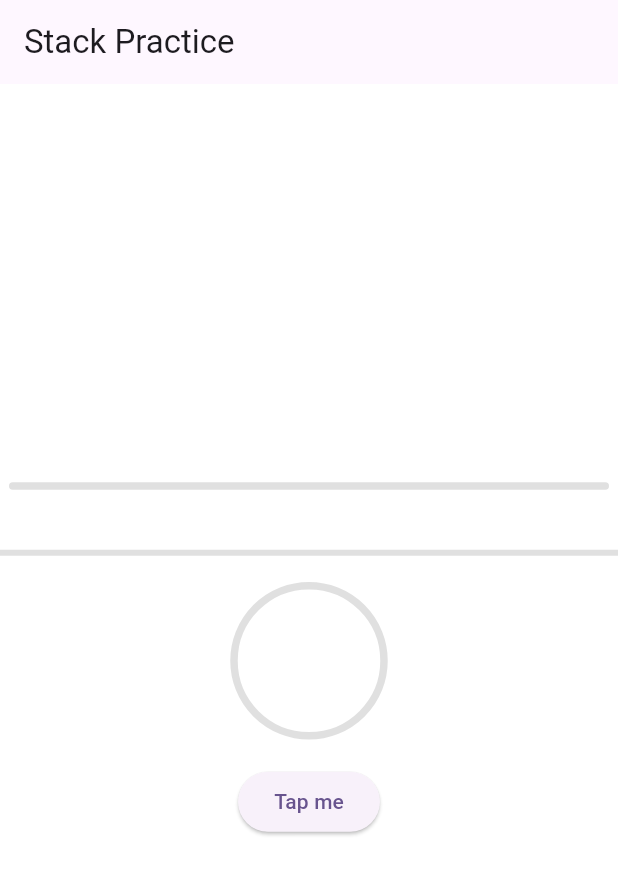
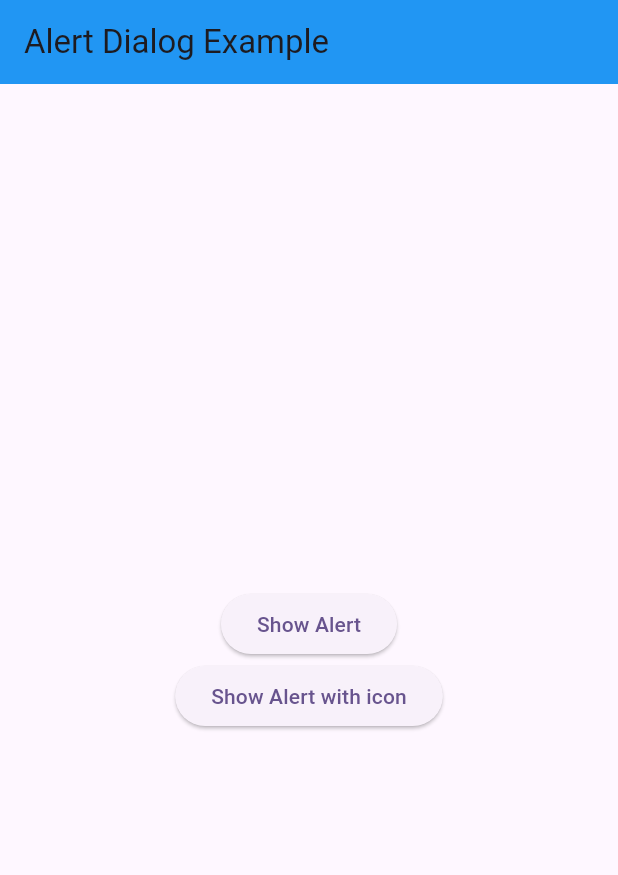
Before and after one commit to Raihan-iOS/Flutter_practice, a Flutter app: the screen it shows after launch, on a phone screen of 412 x 824 dp. Shown: the top 875 px of the screen. Run offline on Flutter 3.47's test engine with Material 3 defaults, Android fonts, the phone set to English and light mode, and no system bars.

Commit message:
module 9

```diff
--- a/lib/main.dart
+++ b/lib/main.dart
@@ -1,5 +1,6 @@
 import 'package:flutter/material.dart';
 import 'package:widget_app_structure/myApp.dart';
+import 'package:flutter/cupertino.dart';
 
 void main() {
   runApp(const MyApp());
--- /dev/null
+++ b/lib/module_9/alert.dart
@@ -0,0 +1,87 @@
+import 'package:flutter/material.dart';
+
+class Alert extends StatelessWidget {
+  const Alert({super.key});
+
+  @override
+  Widget build(BuildContext context) {
+    void showAlertDialog() {
+      showDialog(
+        context: context,
+        builder:
+            (context) => AlertDialog(
+              title: const Text('Alert Dialog'),
+              content: const Text('This is an alert dialog'),
+              actions: [
+                TextButton(
+                  onPressed: () {
+                    Navigator.pop(context);
+                  },
+                  child: const Text('Cancel'),
+                ),
+                ElevatedButton(
+                  style: ElevatedButton.styleFrom(backgroundColor: Colors.blue),
+                  onPressed: () {
+                    Navigator.pop(context);
+                  },
+                  child: const Text('OK'),
+                ),
+              ],
+            ),
+      );
+    }
+
+    void showAlertDialogWithIcon() {
+      showDialog(
+        context: context,
+        builder:
+            (context) => AlertDialog(
+              title: const Text('Alert Dialog'),
+              icon: const Icon(Icons.warning, color: Colors.red),
+              content: const Text('This is an alert dialog'),
+              actions: [
+                TextButton(
+                  onPressed: () {
+                    Navigator.pop(context);
+                  },
+                  child: const Text('Cancel'),
+                ),
+                ElevatedButton(
+                  style: ElevatedButton.styleFrom(backgroundColor: Colors.blue),
+                  onPressed: () {
+                    Navigator.pop(context);
+                  },
+                  child: const Text('OK'),
+                ),
+              ],
+            ),
+      );
+    }
+
+    return Scaffold(
+      appBar: AppBar(
+        title: const Text('Alert Dialog Example'),
+        backgroundColor: Colors.blue,
+      ),
+      body: Center(
+        child: Column(
+          mainAxisAlignment: MainAxisAlignment.center,
+          children: [
+            ElevatedButton(
+              onPressed: () {
+                showAlertDialog();
+              },
+              child: const Text('Show Alert'),
+            ),
+            ElevatedButton(
+              onPressed: () {
+                showAlertDialogWithIcon();
+              },
+              child: const Text('Show Alert with icon'),
+            ),
+          ],
+        ),
+      ),
+    );
+  }
+}
--- a/lib/myApp.dart
+++ b/lib/myApp.dart
@@ -3,6 +3,7 @@ import 'package:widget_app_structure/module8/module8Class3.dart';
 import 'package:widget_app_structure/module8/module8class1.dart';
 import 'package:widget_app_structure/module8/module8class2.dart';
 import 'package:widget_app_structure/module8/stackpractice.dart';
+import 'package:widget_app_structure/module_9/alert.dart';
 
 class MyApp extends StatelessWidget {
   const MyApp({super.key});
@@ -15,7 +16,7 @@ class MyApp extends StatelessWidget {
       theme: ThemeData(
         colorScheme: ColorScheme.fromSeed(seedColor: Colors.deepPurple),
       ),
-      home: StackPractice(),
+      home: Alert(),
     );
   }
 }
```
